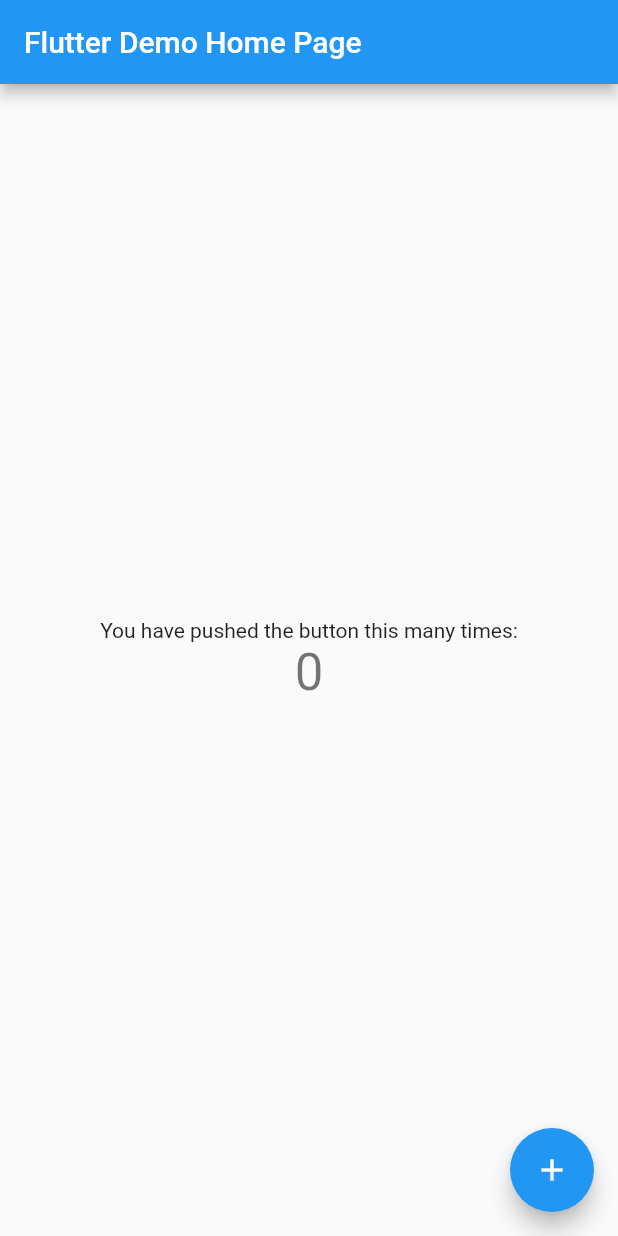
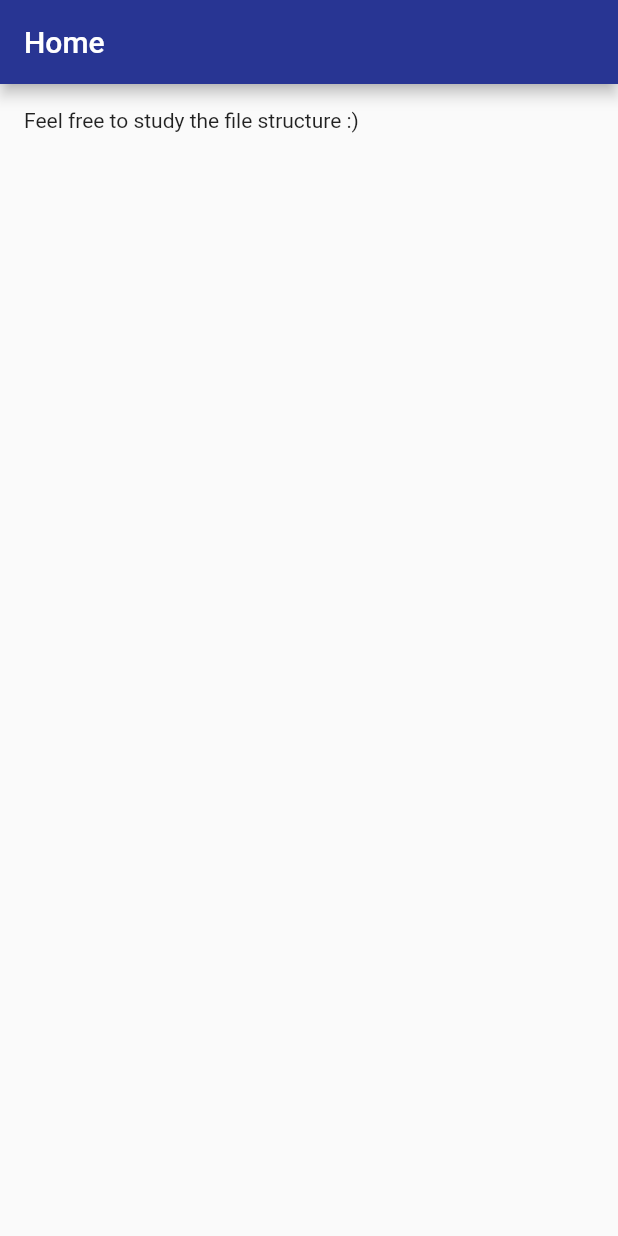
Before and after one commit to AnsonH/comp4521_gp4_accelyst, a Flutter app: the screen it shows after launch, on a phone screen of 412 x 824 dp. Run offline on Flutter 3.47's test engine with Material 2 defaults, Android fonts, the phone set to English and light mode, and no system bars.

Commit message:
Skeleton code

```diff
--- a/lib/main.dart
+++ b/lib/main.dart
@@ -1,3 +1,8 @@
+import 'package:comp4521_gp4_accelyst/screens/home/home.dart';
+import 'package:comp4521_gp4_accelyst/screens/mnemonics/mnemonics.dart';
+import 'package:comp4521_gp4_accelyst/screens/music/music.dart';
+import 'package:comp4521_gp4_accelyst/screens/timer/timer.dart';
+import 'package:comp4521_gp4_accelyst/screens/todo/todo.dart';
 import 'package:flutter/material.dart';
 
 void main() {
@@ -11,105 +16,25 @@ class MyApp extends StatelessWidget {
   @override
   Widget build(BuildContext context) {
     return MaterialApp(
-      title: 'Flutter Demo',
+      title: 'Accelyst',
       theme: ThemeData(
-        // This is the theme of your application.
-        //
-        // Try running your application with "flutter run". You'll see the
-        // application has a blue toolbar. Then, without quitting the app, try
-        // changing the primarySwatch below to Colors.green and then invoke
-        // "hot reload" (press "r" in the console where you ran "flutter run",
-        // or simply save your changes to "hot reload" in a Flutter IDE).
-        // Notice that the counter didn't reset back to zero; the application
-        // is not restarted.
-        primarySwatch: Colors.blue,
+        brightness: Brightness.light,
+        primaryColor: Colors.indigo[800],
+        appBarTheme: AppBarTheme(
+          backgroundColor: Colors.indigo[800],
+        ),
+        floatingActionButtonTheme: FloatingActionButtonThemeData(
+          backgroundColor: Colors.indigo[800],
+        ),
       ),
-      home: const MyHomePage(title: 'Flutter Demo Home Page'),
+      initialRoute: "/home",
+      routes: {
+        "/home": (context) => const Home(),
+        "/todo": (context) => const Todo(),
+        "/timer": (context) => const Timer(),
+        "/music": (context) => const Music(),
+        "/mnemonics": (context) => const Mnemonics(),
+      },
     );
   }
 }
-
-class MyHomePage extends StatefulWidget {
-  const MyHomePage({Key? key, required this.title}) : super(key: key);
-
-  // This widget is the home page of your application. It is stateful, meaning
-  // that it has a State object (defined below) that contains fields that affect
-  // how it looks.
-
-  // This class is the configuration for the state. It holds the values (in this
-  // case the title) provided by the parent (in this case the App widget) and
-  // used by the build method of the State. Fields in a Widget subclass are
-  // always marked "final".
-
-  final String title;
-
-  @override
-  State<MyHomePage> createState() => _MyHomePageState();
-}
-
-class _MyHomePageState extends State<MyHomePage> {
-  int _counter = 0;
-
-  void _incrementCounter() {
-    setState(() {
-      // This call to setState tells the Flutter framework that something has
-      // changed in this State, which causes it to rerun the build method below
-      // so that the display can reflect the updated values. If we changed
-      // _counter without calling setState(), then the build method would not be
-      // called again, and so nothing would appear to happen.
-      _counter++;
-    });
-  }
-
-  @override
-  Widget build(BuildContext context) {
-    // This method is rerun every time setState is called, for instance as done
-    // by the _incrementCounter method above.
-    //
-    // The Flutter framework has been optimized to make rerunning build methods
-    // fast, so that you can just rebuild anything that needs updating rather
-    // than having to individually change instances of widgets.
-    return Scaffold(
-      appBar: AppBar(
-        // Here we take the value from the MyHomePage object that was created by
-        // the App.build method, and use it to set our appbar title.
-        title: Text(widget.title),
-      ),
-      body: Center(
-        // Center is a layout widget. It takes a single child and positions it
-        // in the middle of the parent.
-        child: Column(
-          // Column is also a layout widget. It takes a list of children and
-          // arranges them vertically. By default, it sizes itself to fit its
-          // children horizontally, and tries to be as tall as its parent.
-          //
-          // Invoke "debug painting" (press "p" in the console, choose the
-          // "Toggle Debug Paint" action from the Flutter Inspector in Android
-          // Studio, or the "Toggle Debug Paint" command in Visual Studio Code)
-          // to see the wireframe for each widget.
-          //
-          // Column has various properties to control how it sizes itself and
-          // how it positions its children. Here we use mainAxisAlignment to
-          // center the children vertically; the main axis here is the vertical
-          // axis because Columns are vertical (the cross axis would be
-          // horizontal).
-          mainAxisAlignment: MainAxisAlignment.center,
-          children: <Widget>[
-            const Text(
-              'You have pushed the button this many times:',
-            ),
-            Text(
-              '$_counter',
-              style: Theme.of(context).textTheme.headline4,
-            ),
-          ],
-        ),
-      ),
-      floatingActionButton: FloatingActionButton(
-        onPressed: _incrementCounter,
-        tooltip: 'Increment',
-        child: const Icon(Icons.add),
-      ), // This trailing comma makes auto-formatting nicer for build methods.
-    );
-  }
-}
--- /dev/null
+++ b/lib/screens/home/home.dart
@@ -0,0 +1,23 @@
+import 'package:flutter/material.dart';
+
+class Home extends StatefulWidget {
+  const Home({ Key? key }) : super(key: key);
+
+  @override
+  State<Home> createState() => _HomeState();
+}
+
+class _HomeState extends State<Home> {
+  @override
+  Widget build(BuildContext context) {
+    return Scaffold(
+      appBar: AppBar(
+        title: const Text("Home"),
+      ),
+      body: Container(
+        padding: const EdgeInsets.all(16),
+        child: const Text("Feel free to study the file structure :)"),
+      ),
+    );
+  }
+}
--- /dev/null
+++ b/lib/utils/services/local_storage_service.dart
@@ -0,0 +1,4 @@
+/// This file stores code for getting and storing key-value pair data from the local storage.
+/// It can be used to save user preferences in the app settings.
+///
+/// Try out this plugin: https://pub.dev/packages/shared_preferences
--- /dev/null
+++ b/lib/widgets/test_widget.dart
@@ -0,0 +1,2 @@
+/// Place custom widgets that are commonly used across the app in `lib/widgets/` folder
+/// Feel free to delete this placeholder file once `lib/widgets/` contains our widget files.
--- a/pubspec.yaml
+++ b/pubspec.yaml
@@ -58,9 +58,8 @@ flutter:
   uses-material-design: true
 
   # To add assets to your application, add an assets section, like this:
-  # assets:
-  #   - images/a_dot_burr.jpeg
-  #   - images/a_dot_ham.jpeg
+  assets:
+    - assets/
 
   # An image asset can refer to one or more resolution-specific "variants", see
   # https://flutter.dev/assets-and-images/#resolution-aware.
```
Also changed, not shown: lib/screens/mnemonics/mnemonics.dart (added, +23 -0 lines), lib/screens/music/music.dart (added, +23 -0 lines), lib/screens/timer/timer.dart (added, +23 -0 lines), lib/screens/todo/todo.dart (added, +23 -0 lines), assets/logo/logo-colorful.svg (added), assets/logo/logo-with-text-dark.svg (added), assets/logo/logo-with-text-light.svg (added), 39 other files.
